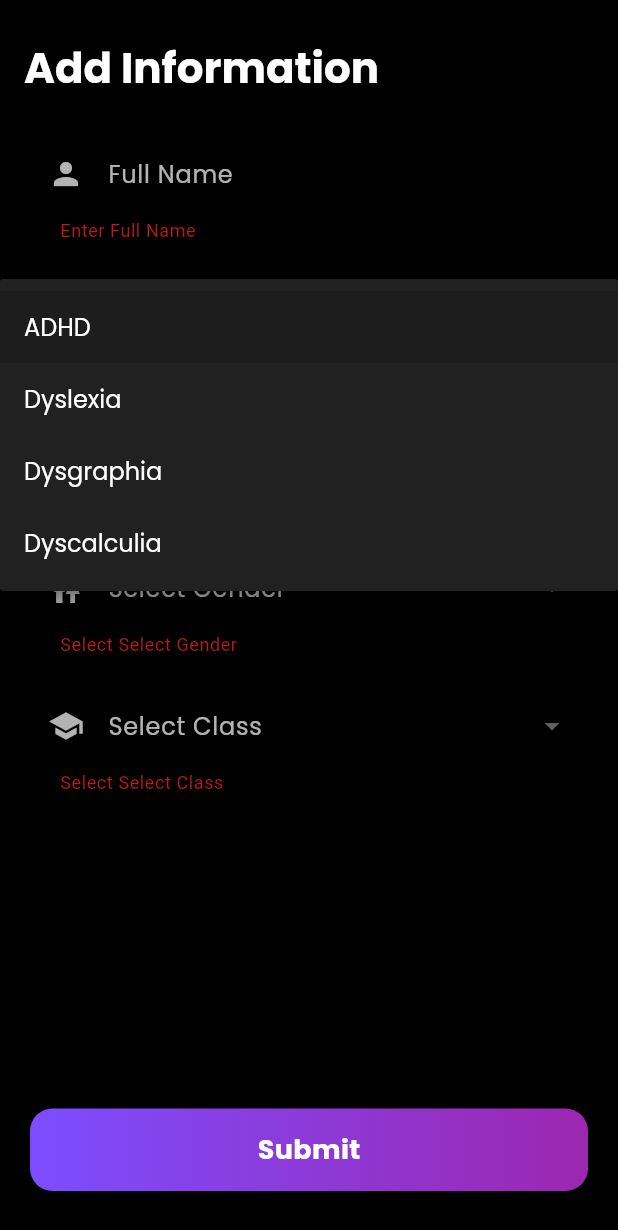
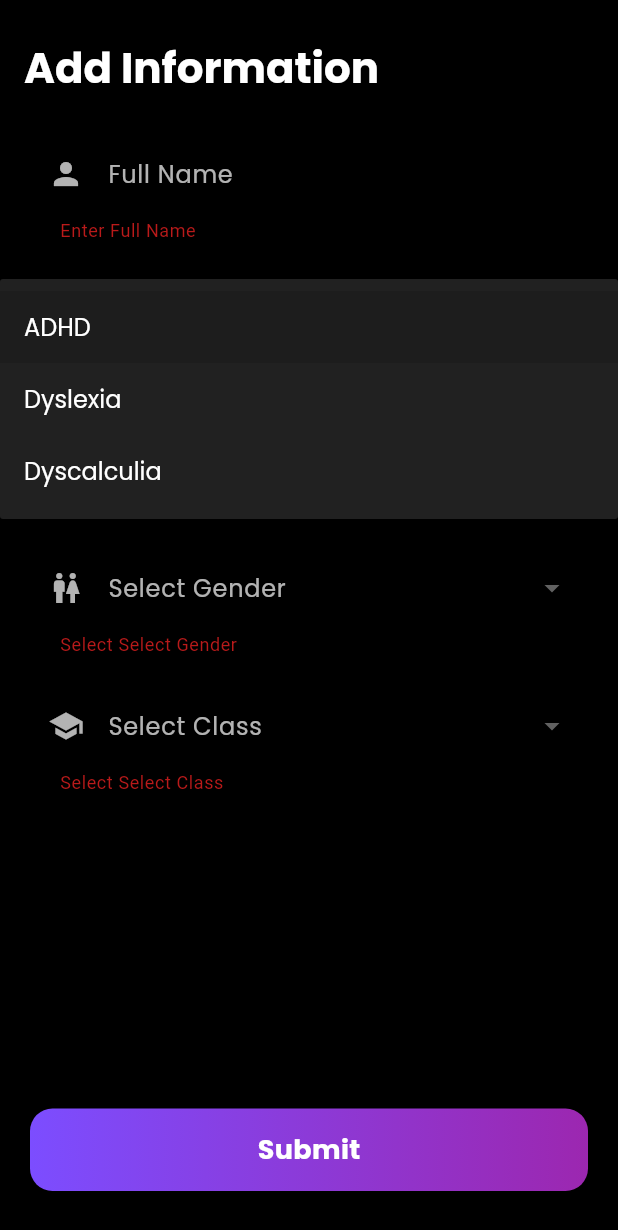
Before and after one commit to ryder2003/Lexio, a Flutter app: the UserFormPage screen opened directly, after a tap on "Submit", after a tap on "Select Disorder Type", on a phone screen of 412 x 824 dp. Shown: the top 1230 px of the screen. Run offline on Flutter 3.47's test engine with Material 3 defaults, Android fonts, the phone set to English and light mode, and no system bars; our stand-ins replace cloud_firestore, file_picker, firebase_auth, firebase_core, firebase_storage, flutter_colorpicker and 5 more; missing offline and left inert: dart:ffi; accounts and stored records are empty.

```diff
--- a/lib/screens/create_lesson.dart
+++ b/lib/screens/create_lesson.dart
@@ -44,7 +44,7 @@ class _CreateLessonPageState extends State<CreateLessonPage> {
 
       if (response.statusCode == 200) {
         var responseData = jsonDecode(response.body);
-        String responseString = responseData.toString();
+        String responseString = responseData['summary'].toString();
 
         await PreferencesHelper.saveLessonDetails(
           userId: widget.user.id,
--- a/lib/screens/login_form.dart
+++ b/lib/screens/login_form.dart
@@ -4,6 +4,8 @@ import '../api/apis.dart';
 import 'homepage.dart'; // Import HomePage for navigation
 
 class UserFormPage extends StatefulWidget {
+  const UserFormPage({super.key});
+
   @override
   _UserFormPageState createState() => _UserFormPageState();
 }
@@ -13,7 +15,7 @@ class _UserFormPageState extends State<UserFormPage> with SingleTickerProviderSt
   String? name, disorderType, gender, studentClass;
   int? age;
 
-  final List<String> disorderTypes = ["ADHD", "Dyslexia", "Dysgraphia", "Dyscalculia"];
+  final List<String> disorderTypes = ["ADHD", "Dyslexia", "Dyscalculia"];
   final List<String> genders = ["Male", "Female", "Other"];
   final List<String> classes = ["Preschool", "Primary School", "Middle School", "High School", "Undergrad", "Postgraduate"];
 
@@ -23,7 +25,7 @@ class _UserFormPageState extends State<UserFormPage> with SingleTickerProviderSt
   @override
   void initState() {
     super.initState();
-    _controller = AnimationController(vsync: this, duration: Duration(milliseconds: 300));
+    _controller = AnimationController(vsync: this, duration: const Duration(milliseconds: 300));
     _buttonScale = Tween<double>(begin: 1.0, end: 1.1).animate(
       CurvedAnimation(parent: _controller, curve: Curves.easeInOut),
     );
@@ -52,11 +54,9 @@ class _UserFormPageState extends State<UserFormPage> with SingleTickerProviderSt
         // Save the updated info
         await APIs.updateUserInfo();
 
-        print(APIs.me.classType + "\n" + APIs.me.id);
-
         // Navigate to HomePage after successful update
         if (mounted) {
-          Navigator.pushReplacement(context, MaterialPageRoute(builder: (context) => HomePage()));
+          Navigator.pushReplacement(context, MaterialPageRoute(builder: (context) => const HomePage()));
         }
       } catch (e) {
         print("Error updating user info: $e");
@@ -79,7 +79,7 @@ class _UserFormPageState extends State<UserFormPage> with SingleTickerProviderSt
       ),
       body: Center(
         child: Padding(
-          padding: EdgeInsets.symmetric(horizontal: 20),
+          padding: const EdgeInsets.symmetric(horizontal: 20),
           child: Column(
             mainAxisAlignment: MainAxisAlignment.center,
             children: [
@@ -90,19 +90,19 @@ class _UserFormPageState extends State<UserFormPage> with SingleTickerProviderSt
                     shrinkWrap: true,
                     children: [
                       _buildGlassTextField("Full Name", Icons.person, (value) => name = value),
-                      SizedBox(height: 20),
+                      const SizedBox(height: 20),
                       _buildGlassDropdown("Select Disorder Type", disorderTypes, Icons.healing, (value) => disorderType = value),
-                      SizedBox(height: 20),
+                      const SizedBox(height: 20),
                       _buildGlassTextField("Age", Icons.calendar_today, (value) => age = int.tryParse(value!), keyboardType: TextInputType.number),
-                      SizedBox(height: 20),
+                      const SizedBox(height: 20),
                       _buildGlassDropdown("Select Gender", genders, Icons.wc, (value) => gender = value),
-                      SizedBox(height: 20),
+                      const SizedBox(height: 20),
                       _buildGlassDropdown("Select Class", classes, Icons.school, (value) => studentClass = value),
                     ],
                   ),
                 ),
               ),
-              SizedBox(height: 20),
+              const SizedBox(height: 20),
               ScaleTransition(
                 scale: _buttonScale,
                 child: GestureDetector(
@@ -111,9 +111,9 @@ class _UserFormPageState extends State<UserFormPage> with SingleTickerProviderSt
                     height: 55,
                     width: double.infinity,
                     decoration: BoxDecoration(
-                      gradient: LinearGradient(colors: [Colors.deepPurpleAccent, Colors.purple]),
+                      gradient: const LinearGradient(colors: [Colors.deepPurpleAccent, Colors.purple]),
                       borderRadius: BorderRadius.circular(15),
-                      boxShadow: [BoxShadow(color: Colors.black26, blurRadius: 8, spreadRadius: 2)],
+                      boxShadow: const [BoxShadow(color: Colors.black26, blurRadius: 8, spreadRadius: 2)],
                     ),
                     child: Center(
                       child: Text("Submit", style: GoogleFonts.poppins(fontSize: 18, fontWeight: FontWeight.bold, color: Colors.white)),
@@ -121,7 +121,7 @@ class _UserFormPageState extends State<UserFormPage> with SingleTickerProviderSt
                   ),
                 ),
               ),
-              SizedBox(height: 30),
+              const SizedBox(height: 30),
             ],
           ),
         ),
@@ -132,7 +132,7 @@ class _UserFormPageState extends State<UserFormPage> with SingleTickerProviderSt
   Widget _buildGlassTextField(String label, IconData icon, Function(String?) onSave, {TextInputType keyboardType = TextInputType.text}) {
     return TextFormField(
       keyboardType: keyboardType,
-      style: TextStyle(color: Colors.white),
+      style: const TextStyle(color: Colors.white),
       decoration: _inputDecoration(label, icon),
       validator: (value) => value!.isEmpty ? "Enter $label" : null,
       onSaved: onSave,
@@ -143,7 +143,7 @@ class _UserFormPageState extends State<UserFormPage> with SingleTickerProviderSt
     return DropdownButtonFormField<String>(
       dropdownColor: Colors.grey.shade900,
       decoration: _inputDecoration(label, icon),
-      style: TextStyle(color: Colors.white),
+      style: const TextStyle(color: Colors.white),
       items: items.map((item) => DropdownMenuItem(value: item, child: Text(item, style: GoogleFonts.poppins(fontSize: 16, color: Colors.white)))).toList(),
       validator: (value) => value == null ? "Select $label" : null,
       onSaved: onSave,
@@ -157,7 +157,7 @@ class _UserFormPageState extends State<UserFormPage> with SingleTickerProviderSt
       labelStyle: GoogleFonts.poppins(fontSize: 16, color: Colors.white70),
       prefixIcon: Icon(icon, color: Colors.white70),
       border: OutlineInputBorder(borderRadius: BorderRadius.circular(12), borderSide: BorderSide.none),
-      contentPadding: EdgeInsets.symmetric(horizontal: 16, vertical: 14),
+      contentPadding: const EdgeInsets.symmetric(horizontal: 16, vertical: 14),
     );
   }
 }
```
